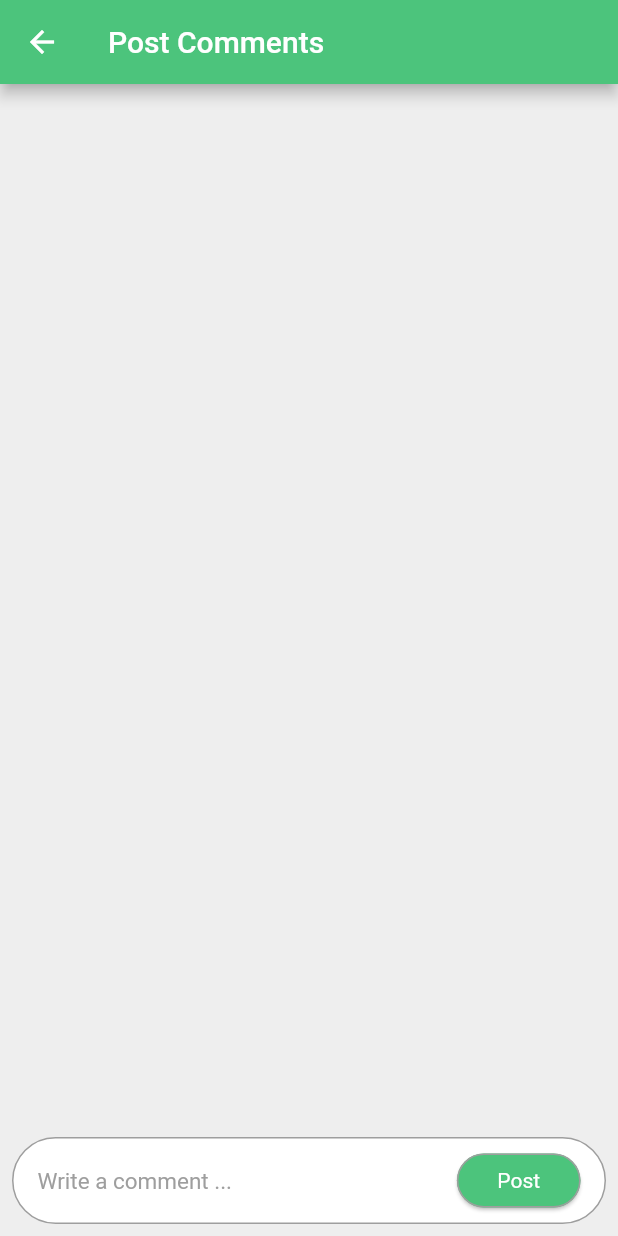
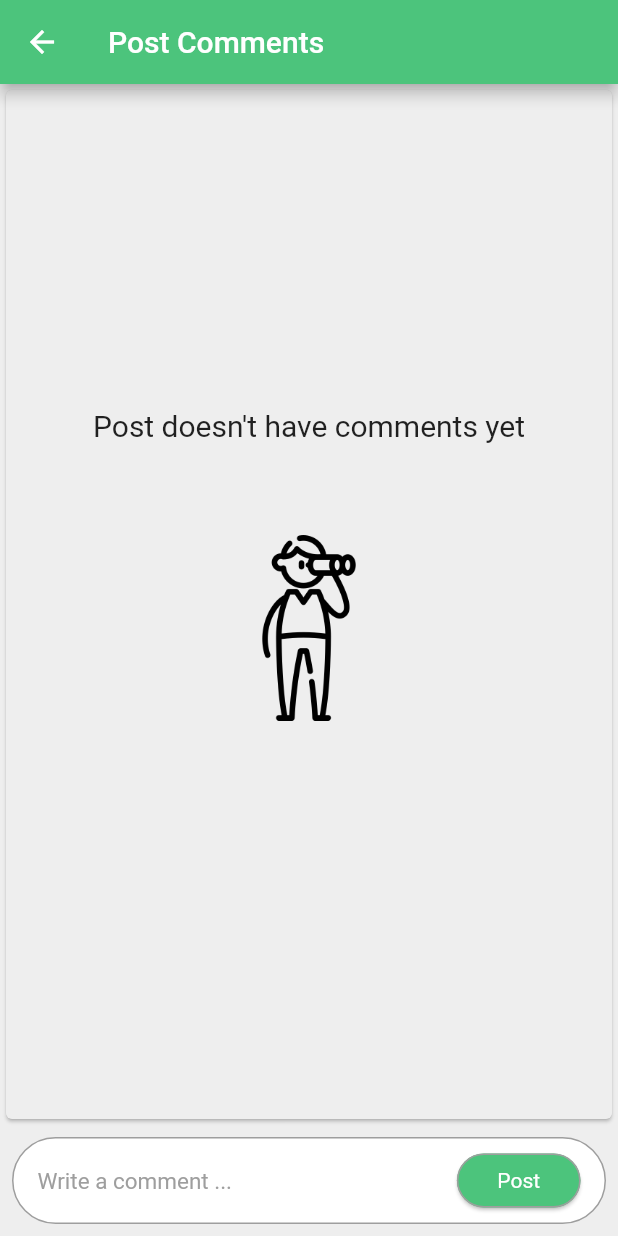
Before and after one commit to Technion236272/2022b-YourFitnessGuide, a Flutter app: the CommentsScreen screen opened by its route, on a phone screen of 412 x 824 dp. Run offline on Flutter 3.47's test engine with Material 2 defaults, Android fonts, the phone set to English and light mode, and no system bars; our stand-ins replace cloud_firestore, firebase_auth, firebase_core, firebase_storage, flutter_speed_dial, font_awesome_flutter and 5 more; missing offline and left inert: flutter_facebook_auth; accounts and stored records are empty.

Commit message:
Added empty comment section placeholder message

```diff
--- a/lib/Screens/commentsScreen.dart
+++ b/lib/Screens/commentsScreen.dart
@@ -12,6 +12,7 @@ import '../utils/users.dart';
 class CommentsScreen extends StatefulWidget {
   final String postId;
   final String userId;
+
   /*
   CommentsScreen (
   {
@@ -39,10 +40,42 @@ class _CommentsScreenState extends State<CommentsScreen> {
   final String userId;
   final PostManager _postManager = PostManager();
   final CommentsManager _commentsManager = CommentsManager();
+
   _CommentsScreenState({
     required this.postId,
     required this.userId,
   });
+
+  Widget emptyNote(double height, double width) {
+    var text = 'Post doesn\'t have comments yet';
+    return RefreshIndicator(
+        child: Card(
+            color: Colors.grey[200],
+            child: Center(
+                child: Column(
+              mainAxisAlignment: MainAxisAlignment.center,
+              mainAxisSize: MainAxisSize.max,
+              children: [
+                SizedBox(
+                  height: height * 0.01,
+                ),
+                Flexible(
+                    child: Text(
+                  text,
+                  style: const TextStyle(fontSize: 20),
+                )),
+                Flexible(
+                    child: Image.asset(
+                  'images/decorations/binoculars.png',
+                  width: width * 0.3,
+                  height: height * 0.3,
+                ))
+              ],
+            ))),
+        onRefresh: () async {
+          setState(() {});
+        });
+  }
 
   @override
   Widget build(BuildContext context) {
@@ -56,7 +89,7 @@ class _CommentsScreenState extends State<CommentsScreen> {
           title: const Text('Post Comments'),
         ),
         body: Column(children: [
-          Expanded(child: buildComments()),
+          Expanded(child: buildComments(height, width)),
           //  Divider(),
           Visibility(
             visible: user.isAuthenticated,
@@ -74,7 +107,8 @@ class _CommentsScreenState extends State<CommentsScreen> {
                       decoration: const InputDecoration(
                         border: InputBorder.none,
                         hintText: "Write a comment ...",
-                          hintStyle: TextStyle(height: 1, fontSize: 15, color: Colors.grey),
+                        hintStyle: TextStyle(
+                            height: 1, fontSize: 15, color: Colors.grey),
                         labelStyle: TextStyle(
                           color: Colors.black,
                           fontSize: 15,
@@ -89,13 +123,15 @@ class _CommentsScreenState extends State<CommentsScreen> {
                           side: const BorderSide(color: Colors.grey),
                           //shadowColor: Colors.black, //appTheme,
                           elevation: 1,
-                            shape: RoundedRectangleBorder(borderRadius: BorderRadius.circular(20.0)),
+                          shape: RoundedRectangleBorder(
+                              borderRadius: BorderRadius.circular(20.0)),
                           fixedSize: Size(width * 0.2, height * 0.04),
-                            textStyle: const TextStyle(fontSize: 14, color: Colors.white)
-                        ),
+                          textStyle: const TextStyle(
+                              fontSize: 14, color: Colors.white)),
                       onPressed: () {
                         if (commentController.text.toString().isEmpty) {
-                            const snackBar = SnackBar(content: Text('You must enter a comment'));
+                          const snackBar = SnackBar(
+                              content: Text('You must enter a comment'));
                           ScaffoldMessenger.of(context).showSnackBar(snackBar);
                         } else {
                           addComment();
@@ -103,28 +139,28 @@ class _CommentsScreenState extends State<CommentsScreen> {
                         }
                       },
                       child: const Text("Post"),
-                      )
-                  ),
+                    )),
               ),
             ),
           )
         ]));
   }
 
-  addComment() async {
-    await _commentsManager.addComment(postId, userId, commentController.text.toString());
+  void addComment() async {
+    await _commentsManager.addComment(
+        postId, userId, commentController.text.toString());
     commentController.clear();
   }
 
-  buildComments() {
+  Widget buildComments(double height, double width) {
     return StreamBuilder<QuerySnapshot<Map<String, dynamic>?>>(
+      stream: _commentsManager.getComments(postId),
       builder: (context, snapshot) {
         if (!snapshot.hasData) {
           return Container(
               alignment: Alignment.center,
               margin: const EdgeInsets.only(top: 10),
-              child: const CircularProgressIndicator.adaptive(value: 0.8)
-          );
+              child: const CircularProgressIndicator.adaptive(value: 0.8));
         }
         List<Comment> comments = [];
 
@@ -141,11 +177,14 @@ class _CommentsScreenState extends State<CommentsScreen> {
           }
         });
         _commentsManager.updateCommentsNum(postId);
+
+        if (comments.isEmpty) {
+          return emptyNote(height, width);
+        }
         return ListView(
           children: comments,
         );
       },
-      stream: _commentsManager.getComments(postId),
     );
   }
 }
@@ -155,6 +194,7 @@ class Comment extends StatelessWidget {
   final String comment;
   final Timestamp? timestamp;
   final PostManager _postManager = PostManager();
+
   Comment({
     required this.userId,
     required this.comment,
--- a/pubspec.yaml
+++ b/pubspec.yaml
@@ -96,6 +96,7 @@ flutter:
     - images/icons/food.png
     - images/logos/facebook.png
     - images/logos/google.png
+    - images/decorations/binoculars.png
     -
   # The following line ensures that the Material Icons font is
   # included with your application, so that you can use the icons in
```
Also changed, not shown: images/decorations/binoculars.png (added), pubspec.lock. Lines whose indentation alone changed are shown as unchanged.
